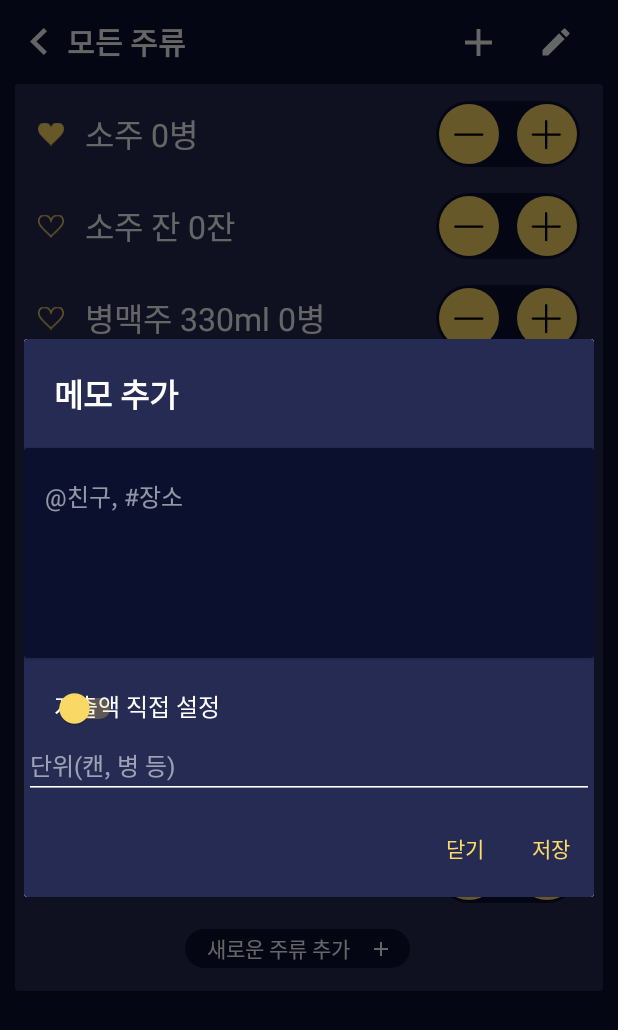
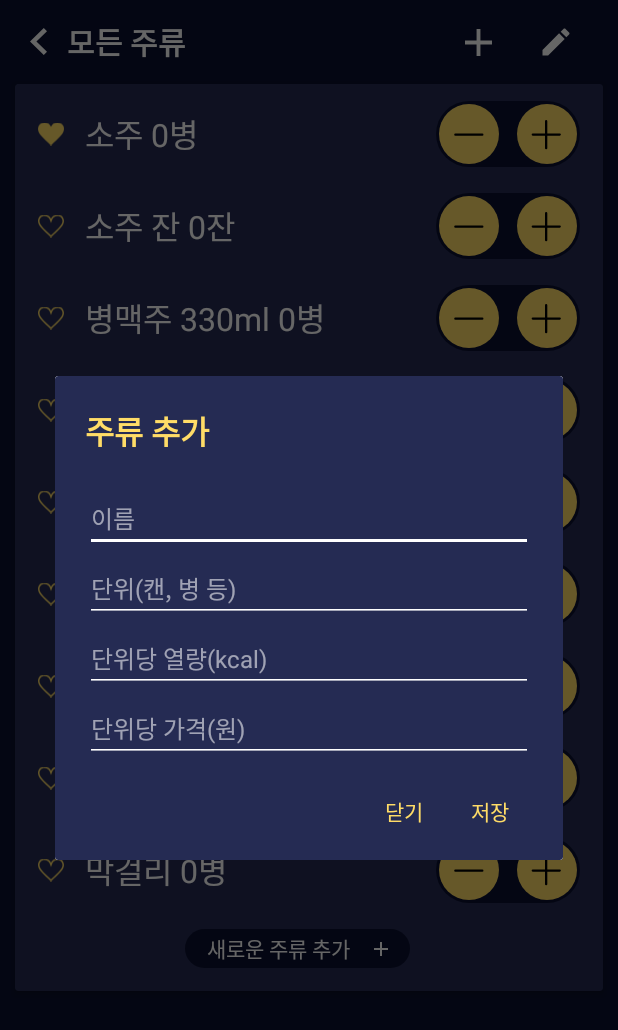
Before and after one commit to herojeff02/Sulchedule_Android, an Android app: the MoreSulActivity screen opened directly, with no data from a screen before it, after a tap on "새로운 주류 추가", on a phone screen of 412 x 824 dp. Shown: the top 1030 px of the screen. Run offline under Robolectric (Android 15) with nearby library versions, the phone set to English and light mode, and no system bars; our stand-ins replace ButterKnife.

Commit message:
layout-v23 error fixed

```diff
--- a/app/build.gradle
+++ b/app/build.gradle
@@ -19,6 +19,10 @@ android {
             minifyEnabled false
             proguardFiles getDefaultProguardFile('proguard-android-optimize.txt'), 'proguard-rules.pro'
         }
+    }
+    compileOptions {
+        sourceCompatibility JavaVersion.VERSION_1_8
+        targetCompatibility JavaVersion.VERSION_1_8
     }
 }
 
--- a/app/src/main/java/com/herojeff/sulchedule/AddSulDialog.java
+++ b/app/src/main/java/com/herojeff/sulchedule/AddSulDialog.java
@@ -26,6 +26,7 @@ public class AddSulDialog extends Dialog {
     @BindView(R.id.button_save) TextView button_save;
     @BindView(R.id.title_text) TextView title_text;
 
+
     boolean did_add = false;
     boolean is_edit_mode = false;
     String sul_name;
@@ -43,7 +44,7 @@ public class AddSulDialog extends Dialog {
     @Override
     protected void onCreate(Bundle savedInstanceState) {
         super.onCreate(savedInstanceState);
-        setContentView(R.layout.dialog_addsul);
+        this.setContentView(R.layout.dialog_addsul);
         this.setCanceledOnTouchOutside(false);
 
         ButterKnife.bind(this);
--- a/app/src/main/java/com/herojeff/sulchedule/MoreSulActivity.java
+++ b/app/src/main/java/com/herojeff/sulchedule/MoreSulActivity.java
@@ -74,9 +74,11 @@ public class MoreSulActivity extends AppCompatActivity implements View.OnClickLi
     }
 
     void showAddSul() {
-        final AddSulDialog addCateDialog = new AddSulDialog(this, false, "");
-        addCateDialog.show();
-        addCateDialog.setOnDismissListener(new DialogInterface.OnDismissListener() {
+        final AddSulDialog addSulDialog = new AddSulDialog(this, false, "");
+        addSulDialog.show();
+        int width = (int)(getResources().getDisplayMetrics().widthPixels*0.90);
+        addSulDialog.getWindow().setLayout(width, addSulDialog.getWindow().getAttributes().height);
+        addSulDialog.setOnDismissListener(new DialogInterface.OnDismissListener() {
             @Override
             public void onDismiss(DialogInterface dialog) {
                 adapter_more_sul = new MoreSulListViewAdapter(SharedResources.getSuls());
--- a/app/src/main/java/com/herojeff/sulchedule/TodayFragment.java
+++ b/app/src/main/java/com/herojeff/sulchedule/TodayFragment.java
@@ -163,6 +163,8 @@ public class TodayFragment extends Fragment implements View.OnClickListener, Sul
             case R.id.pill_more_blank:
                 final MemoDialog memoDialog = new MemoDialog(this.getContext(), false);
                 memoDialog.show();
+                int width = (int)(getResources().getDisplayMetrics().widthPixels*0.90);
+                memoDialog.getWindow().setLayout(width, memoDialog.getWindow().getAttributes().height);
                 memoDialog.setOnDismissListener(new DialogInterface.OnDismissListener() {
                     @Override
                     public void onDismiss(DialogInterface dialog) {
--- a/app/src/main/res/layout-v23/dialog_addsul.xml
+++ /dev/null
@@ -1,115 +0,0 @@
-<?xml version="1.0" encoding="utf-8"?>
-<androidx.cardview.widget.CardView xmlns:android="http://schemas.android.com/apk/res/android"
-    android:layout_width="match_parent"
-    android:layout_height="wrap_content"
-    xmlns:app="http://schemas.android.com/apk/res-auto">
-
-    <LinearLayout
-        android:layout_width="match_parent"
-        android:layout_height="wrap_content"
-        android:background="@color/colorPrimary"
-        android:orientation="vertical"
-        android:paddingTop="20dp"
-        android:paddingBottom="4dp">
-
-        <TextView
-            android:id="@+id/title_text"
-            android:layout_width="match_parent"
-            android:layout_height="wrap_content"
-            android:text="메모 추가"
-            android:textColor="@color/textWhite"
-            android:textSize="@dimen/h3"
-            android:textStyle="bold"
-            android:paddingLeft="20dp"
-            android:paddingRight="20dp"
-            android:paddingBottom="20dp"/>
-
-        <androidx.cardview.widget.CardView
-            android:id="@+id/text_memo_click_helper"
-            android:layout_width="match_parent"
-            app:cardBackgroundColor="@color/colorPrimaryDark"
-            android:layout_height="wrap_content"
-            android:minHeight="140dp">
-            <EditText
-                android:id="@+id/text_memo"
-                android:layout_width="match_parent"
-                android:layout_height="wrap_content"
-                android:layout_marginTop="10dp"
-                android:layout_marginLeft="10dp"
-                android:layout_marginRight="10dp"
-                android:backgroundTint="#00000000"
-                android:hint="\@친구, \#장소"
-                android:maxLength="10"
-                android:textColor="@color/textWhite"
-                android:textColorHint="@color/textTransparent"
-                android:textSize="@dimen/h5" />
-
-        </androidx.cardview.widget.CardView>
-
-        <RelativeLayout
-            android:layout_width="match_parent"
-            android:layout_height="wrap_content"
-            android:layout_marginTop="20dp"
-            android:paddingLeft="20dp"
-            android:paddingRight="20dp">
-            <TextView
-                android:id="@+id/text_name"
-                android:gravity="left|center_horizontal"
-                android:layout_width="wrap_content"
-                android:layout_height="wrap_content"
-                android:text="지출액 직접 설정"
-                android:singleLine="true"
-                android:textColor="@color/textWhite"
-                android:textSize="@dimen/h5" />
-
-            <Switch
-                android:id="@+id/switch_custom"
-                android:layout_width="wrap_content"
-                android:layout_height="wrap_content"
-                android:thumbTint="@color/colorAccent"
-                android:trackTint="@color/colorAccent"
-                android:gravity="right|center_horizontal" />
-        </RelativeLayout>
-
-
-        <EditText
-            android:id="@+id/text_expense"
-            android:layout_width="match_parent"
-            android:layout_height="wrap_content"
-            android:layout_marginTop="2dp"
-            android:backgroundTint="@color/textWhite"
-            android:hint="단위(캔, 병 등)"
-            android:maxLength="10"
-            android:singleLine="true"
-            android:textColor="@color/textWhite"
-            android:textColorHint="@color/textTransparent"
-            android:textSize="@dimen/h5" />
-
-        <RelativeLayout
-            android:layout_width="match_parent"
-            android:layout_height="wrap_content"
-            android:paddingTop="6dp"
-            android:paddingBottom="2dp">
-
-            <TextView
-                android:id="@+id/button_dismiss"
-                android:layout_width="wrap_content"
-                android:layout_height="wrap_content"
-                android:layout_toLeftOf="@id/button_save"
-                android:padding="16dp"
-                android:text="닫기"
-                android:textColor="@color/colorAccent"
-                android:textSize="@dimen/h6" />
-
-            <TextView
-                android:id="@+id/button_save"
-                android:layout_width="wrap_content"
-                android:layout_height="wrap_content"
-                android:layout_alignParentRight="true"
-                android:padding="16dp"
-                android:text="저장"
-                android:textColor="@color/colorAccent"
-                android:textSize="@dimen/h6" />
-        </RelativeLayout>
-    </LinearLayout>
-</androidx.cardview.widget.CardView>
--- a/build.gradle
+++ b/build.gradle
@@ -23,6 +23,8 @@ buildscript {
 
         // Add dependency
         classpath 'io.fabric.tools:gradle:1.26.1'
+
+        classpath 'com.neenbedankt.gradle.plugins:android-apt:1.8'
     }
 }
 
```
